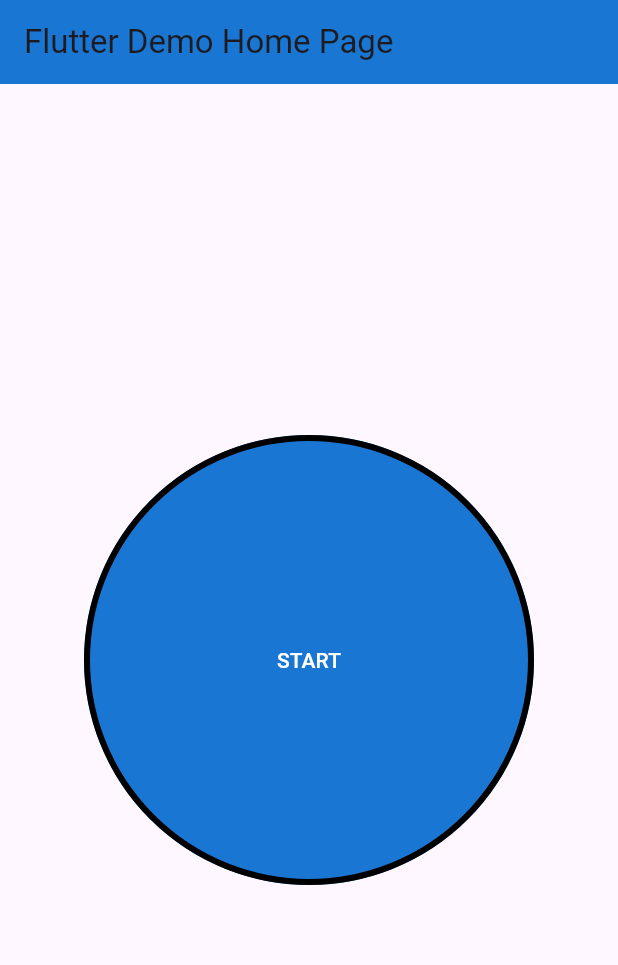
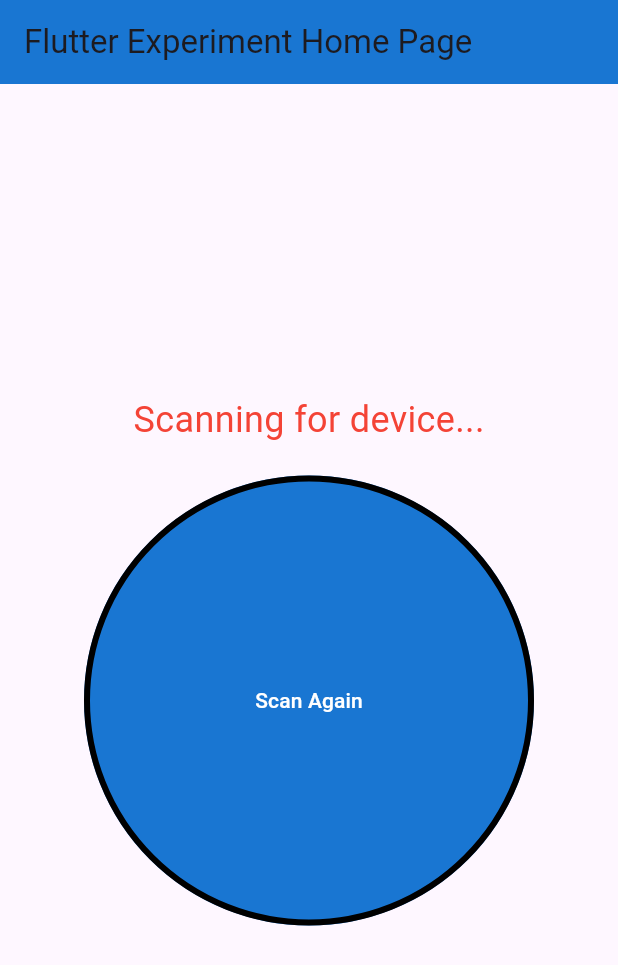
Before and after one commit to RyanRichardsR/QuickMark, a Flutter app: the screen it shows after launch, on a phone screen of 412 x 824 dp. Shown: the top 965 px of the screen. Run offline on Flutter 3.47's test engine with Material 3 defaults, Android fonts, the phone set to English and light mode, and no system bars; our stand-ins replace flutter_blue_plus, permission_handler.

Commit message:
Nik's Scanning app

```diff
--- a/lib/home.dart
+++ b/lib/home.dart
@@ -1,7 +1,5 @@
-import 'dart:typed_data';
-
 import 'package:flutter/material.dart';
-import 'package:bluetooth_low_energy/bluetooth_low_energy.dart';
+import 'package:flutter_blue_plus/flutter_blue_plus.dart';
 import 'package:permission_handler/permission_handler.dart';
 
 class MyHomePage extends StatefulWidget {
@@ -13,6 +11,9 @@ class MyHomePage extends StatefulWidget {
 }
 
 class _MyHomePageState extends State<MyHomePage> {
+  final String targetUUID = "32145678-1234-5678-1234-56789abcdef0"; // Replace with your target UUID
+  bool isDeviceFound = false;
+  String? deviceName;
 
   @override
   void initState() {
@@ -20,37 +21,33 @@ class _MyHomePageState extends State<MyHomePage> {
     getPermissions();
   }
 
-  final PeripheralManager pm = PeripheralManager();
-  bool isAdvertising = false;
+  Future<void> getPermissions() async {
+    await Permission.bluetoothScan.request();
+    await Permission.bluetoothConnect.request();
+    await Permission.location.request();
+    startScan();
+  }
 
-  Advertisement data = Advertisement(
-    name: "COP4331",
-    serviceData: {
-      UUID.fromString("32145678-1234-5678-1234-56789abcdef0") : Uint8List.fromList([255, 100, 255, 111, 255])
-    }
-  );
+  void startScan() {
+    // Start scanning with a filter for the target UUID
+    FlutterBluePlus.startScan(
+      timeout: Duration(seconds: 10),
+      withServices: [Guid(targetUUID)],
+    );
 
-  void onOff() {
-    setState(() {
-      if (isAdvertising)
-      {
-        isAdvertising = false;
-        pm.stopAdvertising();
-      }
-      else
-      {
-        isAdvertising = true;
-        pm.startAdvertising(data);
+    // Listen for scan results
+    FlutterBluePlus.scanResults.listen((scanResults) {
+      for (var result in scanResults) {
+        if (result.advertisementData.serviceUuids.contains(targetUUID)) {
+          setState(() {
+            isDeviceFound = true;
+            deviceName = result.device.name;
+          });
+          FlutterBluePlus.stopScan(); // Stop scanning once the target device is found
+          break;
+        }
       }
     });
-  }
-
-  Future<void> getPermissions() async {
-    await Permission.bluetoothAdvertise.request();
-    await Permission.bluetoothConnect.request();
-    await Permission.bluetoothScan.request();
-    await Permission.bluetooth.request();
-    await Permission.location.request();
   }
 
   @override
@@ -64,6 +61,16 @@ class _MyHomePageState extends State<MyHomePage> {
         child: Column(
           mainAxisAlignment: MainAxisAlignment.center,
           children: [
+            Text(
+              isDeviceFound ? 'Device Found!' : 'Scanning for device...',
+              style: TextStyle(fontSize: 24, color: isDeviceFound ? Colors.green : Colors.red),
+            ),
+            if (isDeviceFound)
+              ...[
+                Text('Device Name: $deviceName'),
+                Text('UUID: $targetUUID'),
+              ],
+            SizedBox(height: 20),
             FilledButton(
               style: FilledButton.styleFrom(
                 backgroundColor: Colors.blue[700],
@@ -71,15 +78,9 @@ class _MyHomePageState extends State<MyHomePage> {
                 shape: const CircleBorder(),
                 side: const BorderSide(width: 4.0),
               ),
-              onPressed: onOff,
-              child: isAdvertising ? const Text('STOP') : const Text('START'),
+              onPressed: startScan,
+              child: const Text('Scan Again'),
             ),
-            if (isAdvertising)
-            ...[
-              Text('Name: ${data.name}'),
-              Text('UUID: ${data.serviceData.keys}'),
-              Text('Arbitrary data: ${data.serviceData.values}'),
-            ],
           ],
         ),
       ),
--- a/lib/main.dart
+++ b/lib/main.dart
@@ -12,12 +12,12 @@ class MyApp extends StatelessWidget {
   @override
   Widget build(BuildContext context) {
     return MaterialApp(
-      title: 'Flutter Demo',
+      title: 'Flutter Experiment',
       theme: ThemeData(
         colorScheme: ColorScheme.fromSeed(seedColor: Colors.deepPurple),
         useMaterial3: true,
       ),
-      home: const MyHomePage(title: 'Flutter Demo Home Page'),
+      home: const MyHomePage(title: 'Flutter Experiment Home Page'),
     );
   }
 }
--- a/pubspec.yaml
+++ b/pubspec.yaml
@@ -37,6 +37,7 @@ dependencies:
   cupertino_icons: ^1.0.8
   bluetooth_low_energy: ^6.0.2
   permission_handler: ^11.3.1
+  flutter_blue_plus: ^1.33.5
 
 dev_dependencies:
   flutter_test:
@@ -47,7 +48,7 @@ dev_dependencies:
   # activated in the `analysis_options.yaml` file located at the root of your
   # package. See that file for information about deactivating specific lint
   # rules and activating additional ones.
-  flutter_lints: ^4.0.0
+  flutter_lints: ^5.0.0
 
 # For information on the generic Dart part of this file, see the
 # following page: https://dart.dev/tools/pub/pubspec
```
Also changed, not shown: pubspec.lock, 1 other file.
